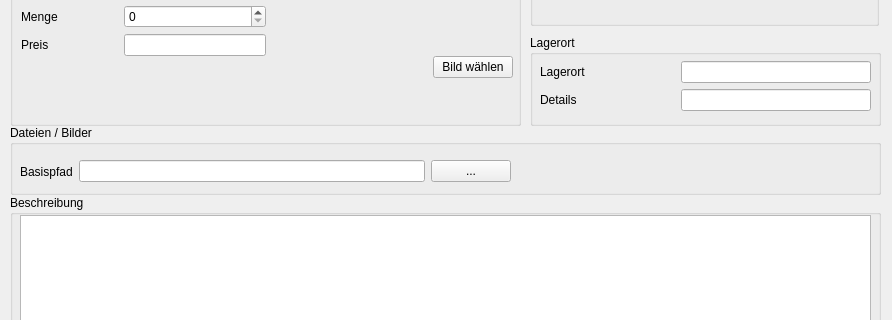
The window that src/newpartdialog.ui (oddscured/Partorium) describes before a commit, drawn with Qt 5; both pictures show x 0 to 892 and y 205 to 525 of the 892 by 626 pixel window.
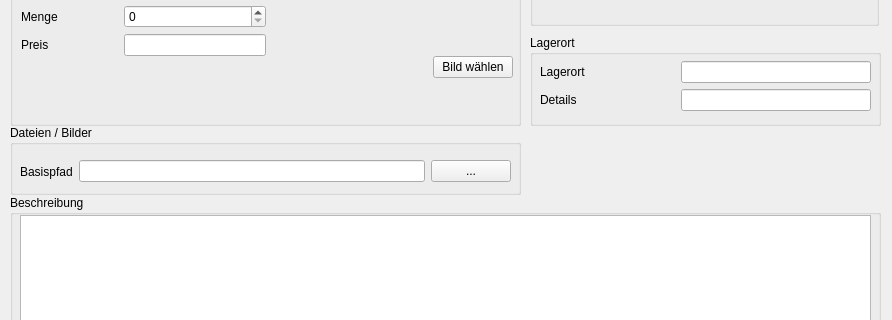
The same window after the commit.

Commit message: Changed "parts file" feature, fixed settigns dialog

```diff
--- a/src/newpartdialog.ui
+++ b/src/newpartdialog.ui
@@ -362,7 +362,7 @@
     <rect>
      <x>10</x>
      <y>330</y>
-     <width>871</width>
+     <width>511</width>
      <height>70</height>
     </rect>
    </property>
```
Left out of the diff: 6 changed lines with no effect on the pictures. The commit also changes 5 other files.
